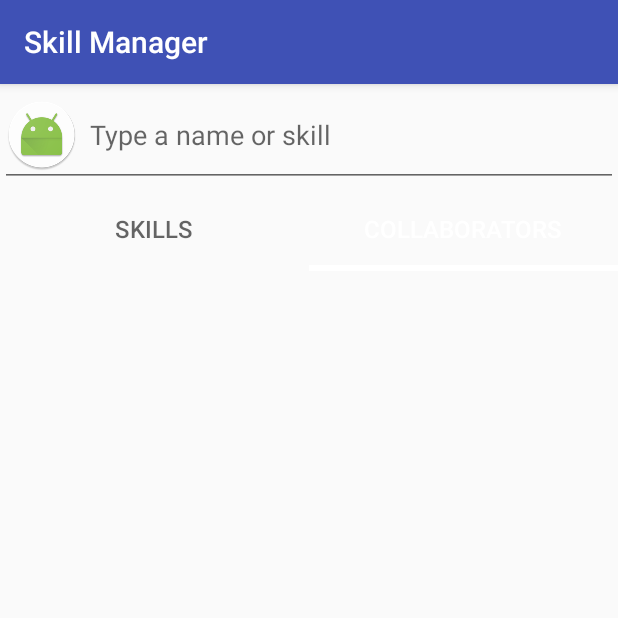
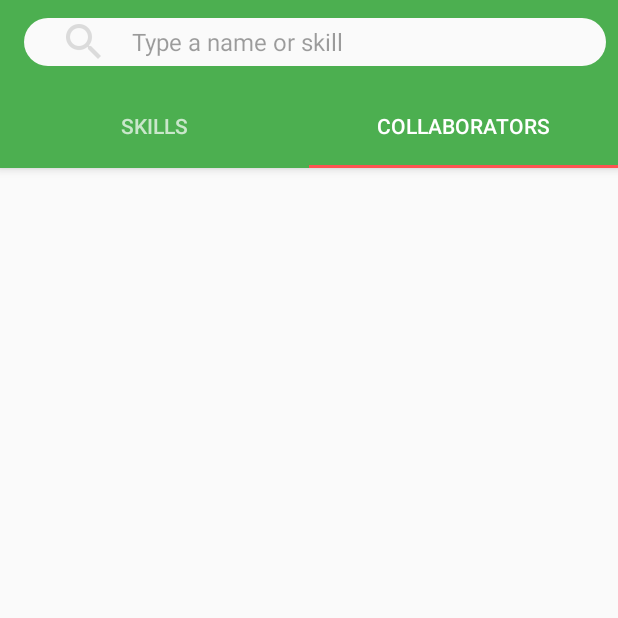
Before and after one commit to pedrofelipemm/Android-Developer-Nanodegree-Capstone-Project-Skill-Manager, an Android app: the screen it shows after launch (MainActivity), tab 2 chosen, on a phone screen of 412 x 824 dp, the top half of it. Run offline under Robolectric (Android 15) with nearby library versions, the phone set to English and light mode, and no system bars; our stand-ins replace ButterKnife, Firebase (no records; nobody signed in at launch, a user with empty details on screens opened directly), Picasso; pictures from the network do not load.

Commit message:
MainActivity (WIP)

```diff
--- a/app/src/main/java/study/pmoreira/skillmanager/model/Skill.java
+++ b/app/src/main/java/study/pmoreira/skillmanager/model/Skill.java
@@ -57,8 +57,7 @@ public class Skill implements Parcelable {
         dest.writeString(pictureUrl);
     }
 
-    @SuppressWarnings("unused")
-    private static final Parcelable.Creator<Skill> CREATOR = new Parcelable.Creator<Skill>() {
+    static final Parcelable.Creator<Skill> CREATOR = new Parcelable.Creator<Skill>() {
 
         public Skill createFromParcel(Parcel in) {
             return new Skill(in);
--- a/app/src/main/java/study/pmoreira/skillmanager/ui/main/MainActivity.java
+++ b/app/src/main/java/study/pmoreira/skillmanager/ui/main/MainActivity.java
@@ -4,6 +4,8 @@ import android.os.Bundle;
 import android.support.design.widget.TabLayout;
 import android.support.v4.view.ViewPager;
 import android.support.v7.app.AppCompatActivity;
+import android.support.v7.widget.Toolbar;
+import android.widget.EditText;
 
 import butterknife.BindView;
 import butterknife.ButterKnife;
@@ -12,11 +14,17 @@ import study.pmoreira.skillmanager.data.DataFaker;
 
 public class MainActivity extends AppCompatActivity {
 
+    @BindView(R.id.toolbar)
+    Toolbar mToolbar;
+
     @BindView(R.id.tabLayout)
     TabLayout mTabLayout;
 
     @BindView(R.id.viewPager)
     ViewPager mvViewPager;
+
+    @BindView(R.id.search_edittext)
+    EditText mSearchEditText;
 
     @Override
     protected void onCreate(Bundle savedInstanceState) {
@@ -35,6 +43,8 @@ public class MainActivity extends AppCompatActivity {
     private void setupViews() {
         findViewById(R.id.parent).requestFocus();
 
+        setSupportActionBar(mToolbar);
+
         mvViewPager.setAdapter(new PageAdapter(this, getSupportFragmentManager()));
         mTabLayout.setupWithViewPager(mvViewPager);
     }
--- a/app/src/main/java/study/pmoreira/skillmanager/ui/main/SkillAdapter.java
+++ b/app/src/main/java/study/pmoreira/skillmanager/ui/main/SkillAdapter.java
@@ -5,6 +5,7 @@ import android.support.v7.widget.RecyclerView;
 import android.text.TextUtils;
 import android.view.LayoutInflater;
 import android.view.View;
+import android.view.View.OnClickListener;
 import android.view.ViewGroup;
 import android.widget.ImageView;
 import android.widget.TextView;
@@ -26,9 +27,17 @@ class SkillAdapter extends RecyclerView.Adapter<SkillAdapter.ViewHolder> {
     private Context mContext;
     private LayoutInflater mInflater;
 
+    private ItemClickListener mItemClickListener;
+
     private List<Skill> mSkills;
 
+    interface ItemClickListener {
+        void onItemClick(Skill skill);
+    }
+
     class ViewHolder extends RecyclerView.ViewHolder {
+
+        View root;
 
         @BindView(R.id.skill_pic_imageview)
         ImageView mSkillPicImageView;
@@ -39,11 +48,13 @@ class SkillAdapter extends RecyclerView.Adapter<SkillAdapter.ViewHolder> {
         ViewHolder(View view) {
             super(view);
             ButterKnife.bind(this, view);
+            root = view;
         }
     }
 
-    SkillAdapter(Context context, List<Skill> skills, View emptyView) {
+    SkillAdapter(Context context, ItemClickListener clickListener, List<Skill> skills, View emptyView) {
         mContext = context;
+        mItemClickListener = clickListener;
         mInflater = LayoutInflater.from(mContext);
 
         mSkills = skills;
@@ -58,13 +69,20 @@ class SkillAdapter extends RecyclerView.Adapter<SkillAdapter.ViewHolder> {
 
     @Override
     public void onBindViewHolder(ViewHolder holder, int position) {
-        Skill skill = mSkills.get(position);
+        final Skill skill = mSkills.get(position);
 
         holder.mSkillNameTextView.setText(skill.getName());
         Picasso.with(mContext)
                 .load(TextUtils.isEmpty(skill.getPictureUrl()) ? INVALID_IMAGE : skill.getPictureUrl())
                 .error(R.drawable.skill_placeholder)
                 .into(holder.mSkillPicImageView);
+
+        holder.root.setOnClickListener(new OnClickListener() {
+            @Override
+            public void onClick(View v) {
+                mItemClickListener.onItemClick(skill);
+            }
+        });
     }
 
     @Override
--- a/app/src/main/java/study/pmoreira/skillmanager/ui/main/SkillFragment.java
+++ b/app/src/main/java/study/pmoreira/skillmanager/ui/main/SkillFragment.java
@@ -18,6 +18,8 @@ import study.pmoreira.skillmanager.R;
 import study.pmoreira.skillmanager.business.SkillBusiness;
 import study.pmoreira.skillmanager.infrastructure.OperationListener;
 import study.pmoreira.skillmanager.model.Skill;
+import study.pmoreira.skillmanager.ui.main.SkillAdapter.ItemClickListener;
+import study.pmoreira.skillmanager.ui.skill.SkillActivity;
 
 public class SkillFragment extends Fragment {
 
@@ -53,14 +55,19 @@ public class SkillFragment extends Fragment {
     //TODO: keep recycler position on device rotation
     //TODO: don't fetch on device roation
 
-    private class OnSkillLoad extends OperationListener<List<Skill>> {
+    private class OnSkillLoad extends OperationListener<List<Skill>> implements ItemClickListener {
         @Override
         public void onSuccess(List<Skill> skills) {
             int spanCount = mContext.getResources().getInteger(R.integer.main_skill_recycler_span_count);
 
-            mSkillRecyclerView.setAdapter(new SkillAdapter(mContext, skills, emptyView));
+            mSkillRecyclerView.setAdapter(new SkillAdapter(mContext, this, skills, emptyView));
             mSkillRecyclerView.setLayoutManager(
                     new StaggeredGridLayoutManager(spanCount, StaggeredGridLayoutManager.VERTICAL));
         }
+
+        @Override
+        public void onItemClick(Skill skill) {
+            SkillActivity.startActivity(mContext, skill);
+        }
     }
 }
--- /dev/null
+++ b/app/src/main/res/drawable/rounded_border.xml
@@ -0,0 +1,13 @@
+<?xml version="1.0" encoding="utf-8"?>
+<selector xmlns:android="http://schemas.android.com/apk/res/android">
+    <item>
+        <shape android:shape="rectangle">
+            <solid android:color="#FAFAFA"/>
+            <corners
+                android:bottomLeftRadius="20dp"
+                android:bottomRightRadius="20dp"
+                android:topLeftRadius="20dp"
+                android:topRightRadius="20dp"/>
+        </shape>
+    </item>
+</selector>
--- a/app/src/main/res/layout/activity_main.xml
+++ b/app/src/main/res/layout/activity_main.xml
@@ -1,29 +1,59 @@
-<LinearLayout xmlns:android="http://schemas.android.com/apk/res/android"
+<android.support.design.widget.CoordinatorLayout
+    xmlns:android="http://schemas.android.com/apk/res/android"
+    xmlns:app="http://schemas.android.com/apk/res-auto"
     android:id="@+id/parent"
     android:name="study.pmoreira.skillmanager.MainFragment"
     android:layout_width="match_parent"
     android:layout_height="match_parent"
     android:descendantFocusability="beforeDescendants"
-              android:focusableInTouchMode="true"
-              android:orientation="vertical">
+    android:focusableInTouchMode="true">
+
+    <android.support.design.widget.AppBarLayout
+        android:id="@+id/appBar"
+        android:layout_width="match_parent"
+        android:layout_height="wrap_content"
+        android:elevation="@dimen/appbarEleation"
+        android:theme="@style/ThemeOverlay.AppCompat.Dark.ActionBar">
+
+        <android.support.design.widget.CollapsingToolbarLayout
+            style="@style/collapsingToolbar">
+
+            <android.support.v7.widget.Toolbar
+                android:id="@+id/toolbar"
+                android:layout_width="match_parent"
+                android:layout_height="wrap_content"
+                android:minHeight="?attr/actionBarSize"
+                app:layout_collapseMode="parallax"
+                app:layout_scrollFlags="scroll|enterAlways|snap">
 
                 <EditText
-        android:id="@+id/search"
+                    android:id="@+id/search_edittext"
+                    style="@android:style/TextAppearance.Inverse"
                     android:layout_width="match_parent"
                     android:layout_height="wrap_content"
-        android:drawablePadding="@dimen/default_margin"
-        android:drawableStart="@mipmap/ic_launcher_round"
-        android:hint="@string/seach_skill_edittext"/>
+                    android:layout_margin="@dimen/default_margin"
+                    android:background="@drawable/rounded_border"
+                    android:drawablePadding="@dimen/default_margin2x"
+                    android:drawableStart="@drawable/ic_search"
+                    android:hint="@string/seach_skill_edittext"
+                    android:paddingEnd="@dimen/searchBarPadding"
+                    android:paddingStart="@dimen/searchBarPadding"/>
+
+            </android.support.v7.widget.Toolbar>
+
+        </android.support.design.widget.CollapsingToolbarLayout>
 
         <android.support.design.widget.TabLayout
             android:id="@+id/tabLayout"
-        style="@style/tabLayout"
             android:layout_width="match_parent"
             android:layout_height="?attr/actionBarSize"/>
+
+    </android.support.design.widget.AppBarLayout>
 
     <android.support.v4.view.ViewPager
         android:id="@+id/viewPager"
         android:layout_width="match_parent"
-        android:layout_height="match_parent"/>
+        android:layout_height="match_parent"
+        app:layout_behavior="@string/appbar_scrolling_view_behavior"/>
 
-</LinearLayout>
+</android.support.design.widget.CoordinatorLayout>
--- a/app/src/main/res/values/bools.xml
+++ b/app/src/main/res/values/bools.xml
@@ -1,4 +1,4 @@
 <?xml version="1.0" encoding="utf-8"?>
 <resources>
-    <bool name="insert_fake_data">true</bool>
+    <bool name="insert_fake_data">false</bool>
 </resources>
--- a/app/src/main/res/values/colors.xml
+++ b/app/src/main/res/values/colors.xml
@@ -1,6 +1,6 @@
 <?xml version="1.0" encoding="utf-8"?>
 <resources>
-    <color name="colorPrimary">#3F51B5</color>
-    <color name="colorPrimaryDark">#303F9F</color>
-    <color name="colorAccent">#FF4081</color>
+    <color name="colorPrimary">#4CAF50</color>
+    <color name="colorPrimaryDark">#388E3C</color>
+    <color name="colorAccent">#FF5252</color>
 </resources>
--- a/app/src/main/res/values/dimens.xml
+++ b/app/src/main/res/values/dimens.xml
@@ -14,4 +14,10 @@
 
     <dimen name="cardviewSkillPicHeight">200dp</dimen>
 
+    <dimen name="appbarEleation">4dp</dimen>
+    <dimen name="collapsingToolbarTitleMarginStart">32dp</dimen>
+    <dimen name="collapsingToolbarTitleMarginEnd">64dp</dimen>
+
+    <dimen name="searchBarPadding">24dp</dimen>
+
 </resources>
--- a/app/src/main/res/values/styles.xml
+++ b/app/src/main/res/values/styles.xml
@@ -1,6 +1,6 @@
 <resources>
 
-    <style name="AppTheme" parent="Theme.AppCompat.Light.DarkActionBar">
+    <style name="AppTheme" parent="Theme.AppCompat.Light.NoActionBar">
         <item name="colorPrimary">@color/colorPrimary</item>
         <item name="colorPrimaryDark">@color/colorPrimaryDark</item>
         <item name="colorAccent">@color/colorAccent</item>
@@ -19,4 +19,11 @@
         <item name="textAllCaps">true</item>
     </style>
 
+    <style name="collapsingToolbar">
+        <item name="android:layout_width">match_parent</item>
+        <item name="android:layout_height">wrap_content</item>
+        <item name="contentScrim">?attr/colorPrimary</item>
+        <item name="layout_scrollFlags">scroll|snap</item>
+    </style>
+
 </resources>
```
Also changed, not shown: app/src/main/res/drawable-hdpi/ic_search.png (added), app/src/main/res/drawable-mdpi/ic_search.png (added), app/src/main/res/drawable-xhdpi/ic_search.png (added), app/src/main/res/drawable-xxhdpi/ic_search.png (added). Lines whose indentation alone changed are shown as unchanged.
